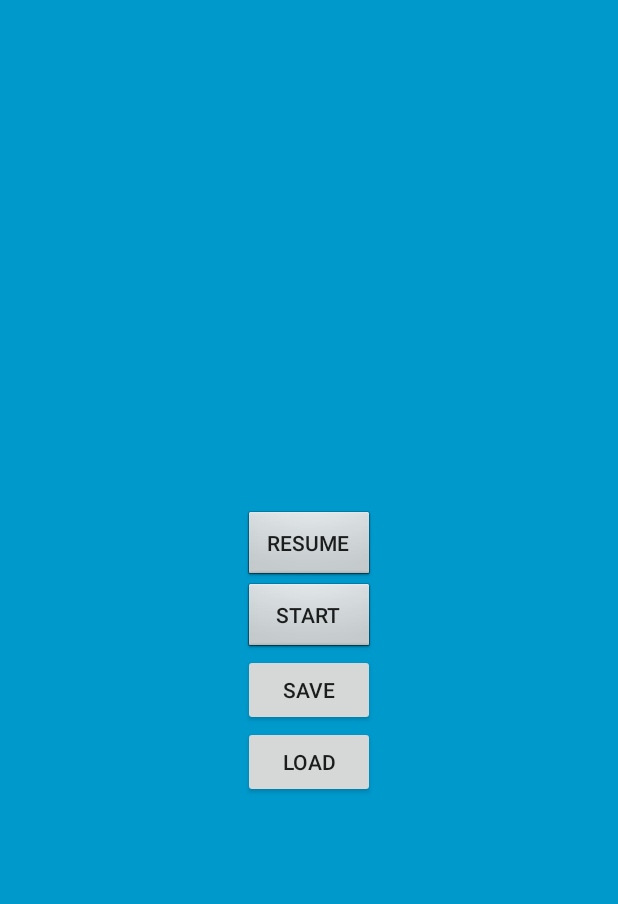
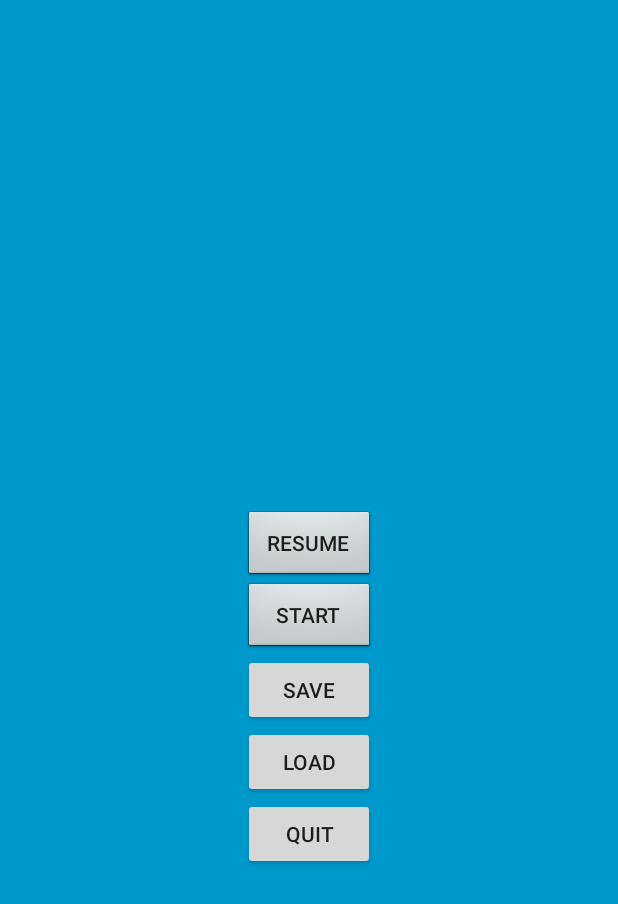
Before and after one commit to barinalex/GameSpaceWoodcutter, an Android app: the MainActivity screen opened directly, with no data from a screen before it, after a tap on "MENU", on a phone screen of 412 x 824 dp. Shown: the top 904 px of the screen. Run offline under Robolectric (Android 15) with nearby library versions, the phone set to English and light mode, and no system bars; 3 statements that could not run were skipped.

Commit message:
fixed some errors

```diff
--- a/app/src/main/java/cz/cvut/fel/pjv/barinale/gameengine/Activities/MainActivity.java
+++ b/app/src/main/java/cz/cvut/fel/pjv/barinale/gameengine/Activities/MainActivity.java
@@ -25,6 +25,8 @@ import cz.cvut.fel.pjv.barinale.gameengine.utils.ImageArchive;
 import cz.cvut.fel.pjv.barinale.gameengine.view.GamePanel;
 
 public class MainActivity extends Activity implements View.OnClickListener {
+    public static Activity gameActivity;
+
     private static FrameLayout game;
     private static GamePanel gamePanel;
     private static View inventoryView;
@@ -37,6 +39,7 @@ public class MainActivity extends Activity implements View.OnClickListener {
     @Override
     protected void onCreate(Bundle savedInstanceState){
         super.onCreate(savedInstanceState);
+        gameActivity = this;
         getWindow().setFlags(WindowManager.LayoutParams.FLAG_FULLSCREEN, WindowManager.LayoutParams.FLAG_FULLSCREEN);
         this.requestWindowFeature(Window.FEATURE_NO_TITLE);
         gamePanel = new GamePanel(this);
@@ -64,7 +67,6 @@ public class MainActivity extends Activity implements View.OnClickListener {
         //textView.setText("sadbfjshbcvbdf");
         textView.setVisibility(View.INVISIBLE);
 
-
         items = new ArrayList<>();
     }
 
@@ -78,9 +80,6 @@ public class MainActivity extends Activity implements View.OnClickListener {
                 startActivity(intent);
                 break;
             case R.id.inventoryButton:
-                /*intent = new Intent(this, Inventory.class);
-                intent.setFlags(Intent.FLAG_ACTIVITY_REORDER_TO_FRONT);
-                startActivity(intent);*/
                 openInventory();
                 game.addView(inventoryView);
                 break;
@@ -107,6 +106,7 @@ public class MainActivity extends Activity implements View.OnClickListener {
         gamePanel.setPause(true);
         menuButton.setVisibility(View.INVISIBLE);
         inventoryButton.setVisibility(View.INVISIBLE);
+        items = new ArrayList<>();
         ArrayList<GameObject> inventory = GameObjectManager.player.getInventory();
         int id = 100;
         for (GameObject item: inventory) {
--- a/app/src/main/java/cz/cvut/fel/pjv/barinale/gameengine/Activities/Menu.java
+++ b/app/src/main/java/cz/cvut/fel/pjv/barinale/gameengine/Activities/Menu.java
@@ -21,10 +21,12 @@ public class Menu extends Activity implements View.OnClickListener {
         Button button_start = findViewById(R.id.button_start);
         Button buttonSave = findViewById(R.id.save);
         Button buttonLoad = findViewById(R.id.load);
+        Button buttonQuit = findViewById(R.id.buttonQuit);
         button_resume.setOnClickListener(this);
         button_start.setOnClickListener(this);
         buttonSave.setOnClickListener(this);
         buttonLoad.setOnClickListener(this);
+        buttonQuit.setOnClickListener(this);
     }
 
     @Override
@@ -32,11 +34,16 @@ public class Menu extends Activity implements View.OnClickListener {
         Intent intent;
         switch (v.getId()){
             case R.id.button_resume:
-                intent = new Intent(this, MainActivity.class);
-                intent.setFlags(Intent.FLAG_ACTIVITY_REORDER_TO_FRONT);
-                startActivity(intent);
+                if (MainActivity.gameActivity != null) {
+                    intent = new Intent(this, MainActivity.class);
+                    intent.setFlags(Intent.FLAG_ACTIVITY_REORDER_TO_FRONT);
+                    startActivity(intent);
+                }
                 break;
             case R.id.button_start:
+                if (MainActivity.gameActivity != null) {
+                    MainActivity.gameActivity.finish();
+                }
                 intent = new Intent(this, MainActivity.class);
                 startActivity(intent);
                 break;
@@ -45,9 +52,8 @@ public class Menu extends Activity implements View.OnClickListener {
                 break;
             case R.id.load:
                 Utils.loadGameState(this);
-                //if (GameObjectManager.player != null)
-                    //GameObjectManager.player.getCharacteristics()[Constants.SPEED] = Utils.loadGameState(this);
                 break;
+
         }
     }
 }
--- a/app/src/main/java/cz/cvut/fel/pjv/barinale/gameengine/utils/Constants.java
+++ b/app/src/main/java/cz/cvut/fel/pjv/barinale/gameengine/utils/Constants.java
@@ -6,8 +6,6 @@ public class Constants {
     public static int SCREEN_WIDTH;
     public static int SCREEN_HEIGHT;
     public static Resources resources;
-    public static int PLAYER_SPEED = 15;
-    public static int PROTAGONIST_SPEED = 10;
     public static int BACKGROUND_SPEED = 25;
     public static int[] TYPE_HEALTH = {0,20,10,10,5,2,15};
     public static int[] TYPE_SPEED = {0,0,0,0,8,0,15};
--- a/app/src/main/java/cz/cvut/fel/pjv/barinale/gameengine/utils/Utils.java
+++ b/app/src/main/java/cz/cvut/fel/pjv/barinale/gameengine/utils/Utils.java
@@ -41,7 +41,6 @@ public class Utils {
         try {
             BufferedWriter bufferedWriter = new BufferedWriter(new FileWriter(new File
                     (context.getFilesDir() + File.separator + Constants.fileName)));
-            //bufferedWriter.write("25");
             bufferedWriter.write("6 5");
             bufferedWriter.close();
         }
--- a/app/src/main/res/layout/menu.xml
+++ b/app/src/main/res/layout/menu.xml
@@ -41,4 +41,12 @@
         android:layout_below="@+id/save"
         android:layout_centerHorizontal="true"/>
 
+    <Button
+        android:id="@+id/buttonQuit"
+        android:layout_width="wrap_content"
+        android:layout_height="wrap_content"
+        android:text="Quit"
+        android:layout_below="@+id/load"
+        android:layout_centerHorizontal="true"/>
+
 </RelativeLayout>
```
